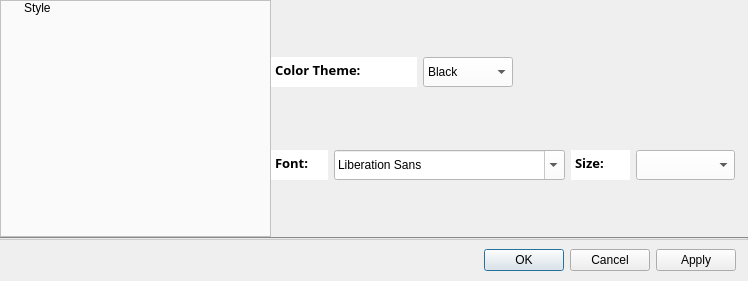
Before: the Qt Designer form Setting.ui in gkswlsdbal/Data-Visualization, drawn with Qt 5.
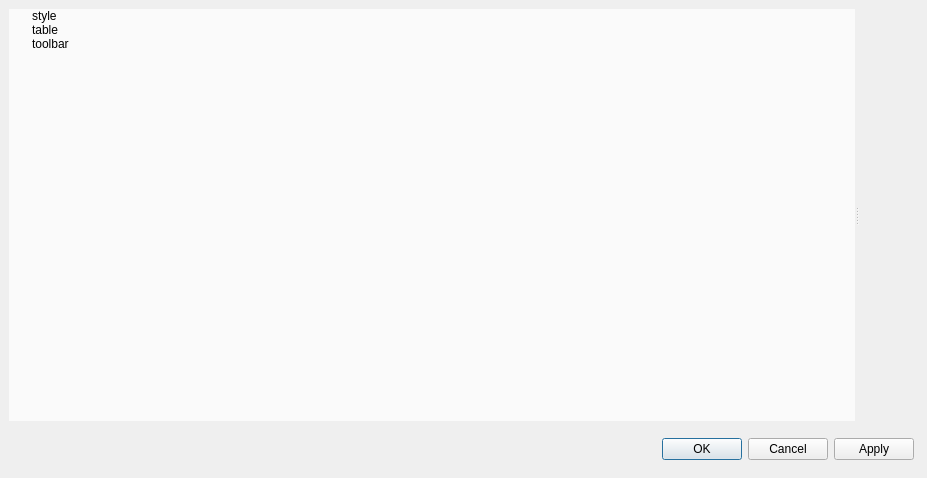
After: the same form once the commit is applied.

What changed in the file:
```diff
--- a/Setting.ui
+++ b/Setting.ui
@@ -6,8 +6,8 @@
    <rect>
     <x>0</x>
     <y>0</y>
-    <width>748</width>
-    <height>281</height>
+    <width>927</width>
+    <height>478</height>
    </rect>
   </property>
   <property name="windowTitle">
@@ -16,7 +16,7 @@
   <property name="styleSheet">
    <string notr="true"/>
   </property>
-  <layout class="QGridLayout" name="gridLayout">
+  <layout class="QGridLayout" name="gridLayout_2">
    <property name="leftMargin">
     <number>0</number>
    </property>
@@ -27,341 +27,136 @@
     <number>0</number>
    </property>
    <property name="bottomMargin">
-    <number>10</number>
-   </property>
-   <property name="horizontalSpacing">
-    <number>10</number>
+    <number>0</number>
    </property>
    <property name="verticalSpacing">
-    <number>9</number>
+    <number>0</number>
    </property>
-   <item row="5" column="0">
-    <layout class="QVBoxLayout" name="buttonBoxLayout">
-     <property name="topMargin">
-      <number>0</number>
-     </property>
-     <property name="rightMargin">
-      <number>12</number>
-     </property>
-     <item>
-      <widget class="QDialogButtonBox" name="buttonBox">
-       <property name="styleSheet">
-        <string notr="true"/>
-       </property>
-       <property name="orientation">
-        <enum>Qt::Horizontal</enum>
-       </property>
-       <property name="standardButtons">
-        <set>QDialogButtonBox::Apply|QDialogButtonBox::Cancel|QDialogButtonBox::Ok</set>
-       </property>
-      </widget>
-     </item>
-    </layout>
+   <item row="0" column="0">
+    <widget class="QWidget" name="topWidget" native="true">
+     <layout class="QGridLayout" name="gridLayout_3">
+      <property name="bottomMargin">
+       <number>0</number>
+      </property>
+      <item row="0" column="0">
+       <widget class="QSplitter" name="splitter">
+        <property name="orientation">
+         <enum>Qt::Horizontal</enum>
+        </property>
+        <widget class="QTreeWidget" name="optionTreeWid">
+         <property name="maximumSize">
+          <size>
+           <width>16777215</width>
+           <height>16777215</height>
+          </size>
+         </property>
+         <property name="styleSheet">
+          <string notr="true">background-color: rgb(250, 250, 250);
+border: 0px;</string>
+         </property>
+         <property name="frameShadow">
+          <enum>QFrame::Raised</enum>
+         </property>
+         <property name="editTriggers">
+          <set>QAbstractItemView::CurrentChanged|QAbstractItemView::EditKeyPressed</set>
+         </property>
+         <property name="tabKeyNavigation">
+          <bool>false</bool>
+         </property>
+         <property name="itemsExpandable">
+          <bool>true</bool>
+         </property>
+         <property name="sortingEnabled">
+          <bool>false</bool>
+         </property>
+         <property name="allColumnsShowFocus">
+          <bool>true</bool>
+         </property>
+         <property name="headerHidden">
+          <bool>true</bool>
+         </property>
+         <attribute name="headerVisible">
+          <bool>false</bool>
+         </attribute>
+         <attribute name="headerCascadingSectionResizes">
+          <bool>false</bool>
+         </attribute>
+         <attribute name="headerHighlightSections">
+          <bool>false</bool>
+         </attribute>
+         <attribute name="headerShowSortIndicator" stdset="0">
+          <bool>false</bool>
+         </attribute>
+         <attribute name="headerStretchLastSection">
+          <bool>true</bool>
+         </attribute>
+         <column>
+          <property name="text">
+           <string>Setting</string>
+          </property>
+         </column>
+         <item>
+          <property name="text">
+           <string>style</string>
+          </property>
+         </item>
+         <item>
+          <property name="text">
+           <string>table</string>
+          </property>
+         </item>
+         <item>
+          <property name="text">
+           <string>toolbar</string>
+          </property>
+         </item>
+        </widget>
+        <widget class="QStackedWidget" name="stackWidget">
+         <widget class="QWidget" name="verticalStackedWidgetPage1">
+          <layout class="QVBoxLayout" name="settingScreen"/>
+         </widget>
+        </widget>
+       </widget>
+      </item>
+     </layout>
+    </widget>
    </item>
    <item row="1" column="0">
-    <layout class="QVBoxLayout" name="topLayout">
-     <property name="spacing">
-      <number>0</number>
+    <widget class="QWidget" name="bottomWidget" native="true">
+     <property name="maximumSize">
+      <size>
+       <width>16777215</width>
+       <height>57</height>
+      </size>
      </property>
-     <item>
-      <widget class="QSplitter" name="splitter">
-       <property name="minimumSize">
-        <size>
-         <width>0</width>
-         <height>0</height>
-        </size>
-       </property>
-       <property name="styleSheet">
-        <string notr="true"/>
-       </property>
-       <property name="lineWidth">
-        <number>1</number>
-       </property>
-       <property name="orientation">
-        <enum>Qt::Horizontal</enum>
-       </property>
-       <property name="handleWidth">
-        <number>0</number>
-       </property>
-       <widget class="QTreeWidget" name="optionTreeWid">
-        <property name="styleSheet">
-         <string notr="true">background-color: rgb(250, 250, 250);</string>
-        </property>
-        <property name="frameShadow">
-         <enum>QFrame::Raised</enum>
-        </property>
-        <property name="editTriggers">
-         <set>QAbstractItemView::DoubleClicked|QAbstractItemView::EditKeyPressed|QAbstractItemView::SelectedClicked</set>
-        </property>
-        <property name="tabKeyNavigation">
-         <bool>false</bool>
-        </property>
-        <property name="itemsExpandable">
-         <bool>true</bool>
-        </property>
-        <property name="sortingEnabled">
-         <bool>false</bool>
-        </property>
-        <property name="allColumnsShowFocus">
-         <bool>true</bool>
-        </property>
-        <attribute name="headerVisible">
-         <bool>false</bool>
-        </attribute>
-        <column>
-         <property name="text">
-          <string>Setting</string>
-         </property>
-        </column>
-        <item>
-         <property name="text">
-          <string>Style</string>
-         </property>
-        </item>
-       </widget>
-       <widget class="QWidget" name="setWidget" native="true">
-        <property name="minimumSize">
-         <size>
-          <width>350</width>
-          <height>0</height>
-         </size>
-        </property>
+     <layout class="QGridLayout" name="gridLayout">
+      <property name="leftMargin">
+       <number>13</number>
+      </property>
+      <property name="topMargin">
+       <number>13</number>
+      </property>
+      <property name="rightMargin">
+       <number>13</number>
+      </property>
+      <property name="bottomMargin">
+       <number>13</number>
+      </property>
+      <item row="0" column="0">
+       <widget class="QDialogButtonBox" name="buttonBox">
         <property name="styleSheet">
          <string notr="true"/>
         </property>
-        <layout class="QVBoxLayout" name="verticalLayout_6">
-         <item>
-          <layout class="QHBoxLayout" name="colorLayout">
-           <property name="rightMargin">
-            <number>235</number>
-           </property>
-           <item>
-            <widget class="QTextEdit" name="colorThemeText">
-             <property name="maximumSize">
-              <size>
-               <width>146</width>
-               <height>30</height>
-              </size>
-             </property>
-             <property name="font">
-              <font>
-               <family>맑은 고딕</family>
-               <pointsize>10</pointsize>
-               <weight>50</weight>
-               <italic>false</italic>
-               <bold>false</bold>
-              </font>
-             </property>
-             <property name="frameShape">
-              <enum>QFrame::NoFrame</enum>
-             </property>
-             <property name="frameShadow">
-              <enum>QFrame::Sunken</enum>
-             </property>
-             <property name="verticalScrollBarPolicy">
-              <enum>Qt::ScrollBarAlwaysOff</enum>
-             </property>
-             <property name="horizontalScrollBarPolicy">
-              <enum>Qt::ScrollBarAlwaysOff</enum>
-             </property>
-             <property name="html">
-              <string>&lt;!DOCTYPE HTML PUBLIC &quot;-//W3C//DTD HTML 4.0//EN&quot; &quot;http://www.w3.org/TR/REC-html40/strict.dtd&quot;&gt;
-&lt;html&gt;&lt;head&gt;&lt;meta name=&quot;qrichtext&quot; content=&quot;1&quot; /&gt;&lt;style type=&quot;text/css&quot;&gt;
-p, li { white-space: pre-wrap; }
-&lt;/style&gt;&lt;/head&gt;&lt;body style=&quot; font-family:'맑은 고딕'; font-size:10pt; font-weight:400; font-style:normal;&quot;&gt;
-&lt;p style=&quot; margin-top:0px; margin-bottom:0px; margin-left:0px; margin-right:0px; -qt-block-indent:0; text-indent:0px;&quot;&gt;&lt;span style=&quot; font-family:'Gulim'; font-weight:600;&quot;&gt;Color Theme:&lt;/span&gt;&lt;/p&gt;&lt;/body&gt;&lt;/html&gt;</string>
-             </property>
-             <property name="textInteractionFlags">
-              <set>Qt::NoTextInteraction</set>
-             </property>
-            </widget>
-           </item>
-           <item>
-            <widget class="QComboBox" name="bgcCombo">
-             <property name="maximumSize">
-              <size>
-               <width>100</width>
-               <height>30</height>
-              </size>
-             </property>
-             <property name="styleSheet">
-              <string notr="true">background-color: rgb(255, 255, 255);
-color: rgb(0, 0, 0);</string>
-             </property>
-             <property name="currentText">
-              <string>Black</string>
-             </property>
-             <property name="insertPolicy">
-              <enum>QComboBox::NoInsert</enum>
-             </property>
-             <item>
-              <property name="text">
-               <string>Black</string>
-              </property>
-             </item>
-             <item>
-              <property name="text">
-               <string>White</string>
-              </property>
-             </item>
-             <item>
-              <property name="text">
-               <string>Blue</string>
-              </property>
-             </item>
-             <item>
-              <property name="text">
-               <string>Green</string>
-              </property>
-             </item>
-            </widget>
-           </item>
-          </layout>
-         </item>
-         <item>
-          <layout class="QHBoxLayout" name="fontLayout">
-           <property name="rightMargin">
-            <number>13</number>
-           </property>
-           <item>
-            <widget class="QTextEdit" name="fontText">
-             <property name="maximumSize">
-              <size>
-               <width>57</width>
-               <height>30</height>
-              </size>
-             </property>
-             <property name="font">
-              <font>
-               <family>맑은 고딕</family>
-               <pointsize>10</pointsize>
-               <weight>50</weight>
-               <italic>false</italic>
-               <bold>false</bold>
-              </font>
-             </property>
-             <property name="frameShape">
-              <enum>QFrame::NoFrame</enum>
-             </property>
-             <property name="frameShadow">
-              <enum>QFrame::Sunken</enum>
-             </property>
-             <property name="verticalScrollBarPolicy">
-              <enum>Qt::ScrollBarAlwaysOff</enum>
-             </property>
-             <property name="horizontalScrollBarPolicy">
-              <enum>Qt::ScrollBarAlwaysOff</enum>
-             </property>
-             <property name="html">
-              <string>&lt;!DOCTYPE HTML PUBLIC &quot;-//W3C//DTD HTML 4.0//EN&quot; &quot;http://www.w3.org/TR/REC-html40/strict.dtd&quot;&gt;
-&lt;html&gt;&lt;head&gt;&lt;meta name=&quot;qrichtext&quot; content=&quot;1&quot; /&gt;&lt;style type=&quot;text/css&quot;&gt;
-p, li { white-space: pre-wrap; }
-&lt;/style&gt;&lt;/head&gt;&lt;body style=&quot; font-family:'맑은 고딕'; font-size:10pt; font-weight:400; font-style:normal;&quot;&gt;
-&lt;p style=&quot; margin-top:0px; margin-bottom:0px; margin-left:0px; margin-right:0px; -qt-block-indent:0; text-indent:0px;&quot;&gt;&lt;span style=&quot; font-family:'Gulim'; font-weight:600;&quot;&gt;Font:&lt;/span&gt;&lt;/p&gt;&lt;/body&gt;&lt;/html&gt;</string>
-             </property>
-             <property name="textInteractionFlags">
-              <set>Qt::NoTextInteraction</set>
-             </property>
-            </widget>
-           </item>
-           <item>
-            <widget class="QFontComboBox" name="fontCombo">
-             <property name="maximumSize">
-              <size>
-               <width>300</width>
-               <height>30</height>
-              </size>
-             </property>
-             <property name="styleSheet">
-              <string notr="true">background-color: rgb(255, 255, 255);
-color: rgb(0, 0, 0);</string>
-             </property>
-            </widget>
-           </item>
-           <item>
-            <widget class="QTextEdit" name="sizeText">
-             <property name="minimumSize">
-              <size>
-               <width>0</width>
-               <height>0</height>
-              </size>
-             </property>
-             <property name="maximumSize">
-              <size>
-               <width>59</width>
-               <height>30</height>
-              </size>
-             </property>
-             <property name="font">
-              <font>
-               <family>맑은 고딕</family>
-               <pointsize>10</pointsize>
-               <weight>50</weight>
-               <italic>false</italic>
-               <bold>false</bold>
-              </font>
-             </property>
-             <property name="frameShape">
-              <enum>QFrame::NoFrame</enum>
-             </property>
-             <property name="frameShadow">
-              <enum>QFrame::Sunken</enum>
-             </property>
-             <property name="verticalScrollBarPolicy">
-              <enum>Qt::ScrollBarAlwaysOff</enum>
-             </property>
-             <property name="horizontalScrollBarPolicy">
-              <enum>Qt::ScrollBarAlwaysOff</enum>
-             </property>
-             <property name="html">
-              <string>&lt;!DOCTYPE HTML PUBLIC &quot;-//W3C//DTD HTML 4.0//EN&quot; &quot;http://www.w3.org/TR/REC-html40/strict.dtd&quot;&gt;
-&lt;html&gt;&lt;head&gt;&lt;meta name=&quot;qrichtext&quot; content=&quot;1&quot; /&gt;&lt;style type=&quot;text/css&quot;&gt;
-p, li { white-space: pre-wrap; }
-&lt;/style&gt;&lt;/head&gt;&lt;body style=&quot; font-family:'맑은 고딕'; font-size:10pt; font-weight:400; font-style:normal;&quot;&gt;
-&lt;p style=&quot; margin-top:0px; margin-bottom:0px; margin-left:0px; margin-right:0px; -qt-block-indent:0; text-indent:0px;&quot;&gt;&lt;span style=&quot; font-family:'Gulim'; font-weight:600;&quot;&gt;Size:&lt;/span&gt;&lt;/p&gt;&lt;/body&gt;&lt;/html&gt;</string>
-             </property>
-             <property name="textInteractionFlags">
-              <set>Qt::NoTextInteraction</set>
-             </property>
-            </widget>
-           </item>
-           <item>
-            <widget class="QComboBox" name="sizeCombo">
-             <property name="maximumSize">
-              <size>
-               <width>203</width>
-               <height>30</height>
-              </size>
-             </property>
-             <property name="styleSheet">
-              <string notr="true">background-color: rgb(255, 255, 255);
-color: rgb(0, 0, 0);</string>
-             </property>
-             <property name="maxVisibleItems">
-              <number>5</number>
-             </property>
-             <property name="maxCount">
-              <number>50</number>
-             </property>
-            </widget>
-           </item>
-          </layout>
-         </item>
-        </layout>
+        <property name="orientation">
+         <enum>Qt::Horizontal</enum>
+        </property>
+        <property name="standardButtons">
+         <set>QDialogButtonBox::Apply|QDialogButtonBox::Cancel|QDialogButtonBox::Ok</set>
+        </property>
        </widget>
-      </widget>
-     </item>
-     <item>
-      <widget class="Line" name="line">
-       <property name="styleSheet">
-        <string notr="true">background-color: #cccccc</string>
-       </property>
-       <property name="orientation">
-        <enum>Qt::Horizontal</enum>
-       </property>
-      </widget>
-     </item>
-    </layout>
+      </item>
+     </layout>
+    </widget>
    </item>
   </layout>
  </widget>
```
Left out of the diff: 35 changed lines with no effect on the pictures.
